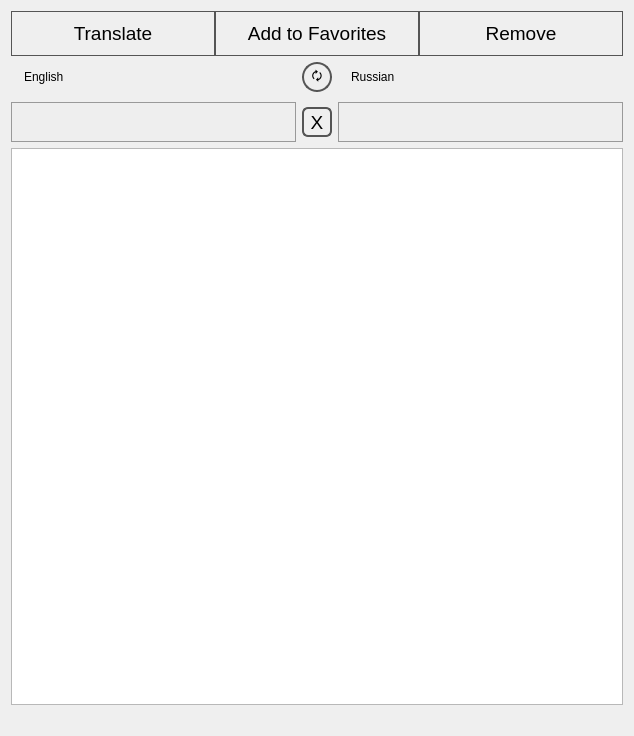
gagikpog/TestAndTranslate, file Translate/translateform.ui: the form before one commit.
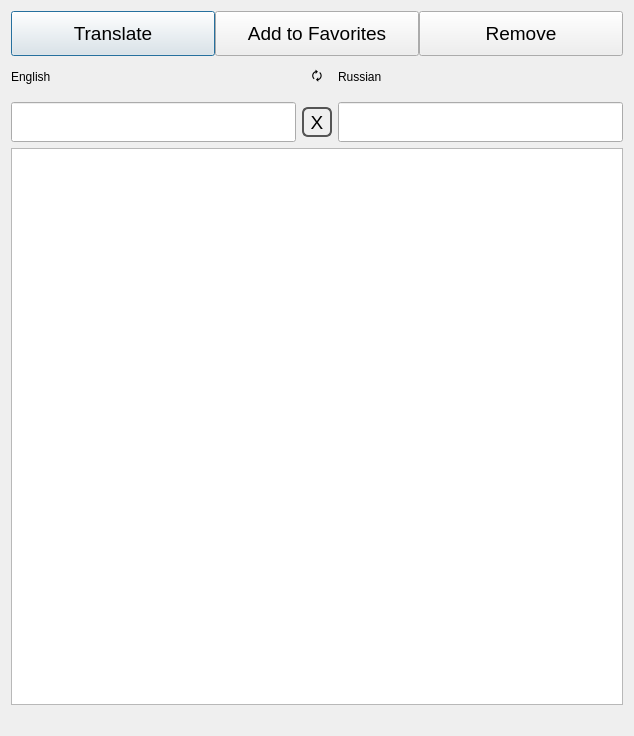
The form after the commit.

```diff
--- a/Translate/translateform.ui
+++ b/Translate/translateform.ui
@@ -14,43 +14,7 @@
    <string>Dialog</string>
   </property>
   <property name="styleSheet">
-   <string notr="true">QWidget {
-background: qradialgradient(cx: 0.3, cy: -0.4,
-fx: 0.3, fy: -0.4,
-radius: 1.3, stop: 0 #fff, stop: 1 #ddd);
-color: #000;
-}
-QPushButton:!enabled {
-background: qradialgradient(cx: 0.3, cy: -0.4,
-fx: 0.3, fy: -0.4,
-radius: 1.3, stop: 0 #fff, stop: 1 #fff);
-border: 1px solid #bbb
-}
-QPushButton {
-color: #000;
-border: 1px solid #555;
-padding: 5px;
-background: qradialgradient(cx: 0.3, cy: -0.4,
-fx: 0.3, fy: -0.4,
-radius: 1.3, stop: 0 #eee, stop: 1 #fff);
-}
-QPushButton:hover {
-background: qradialgradient(cx: 0.3, cy: -0.4,
-fx: 0.3, fy: -0.4,
-radius: 1.3, stop: 0 #eee, stop: 1 #ddd);
-}
-QPushButton:pressed {
-background: qradialgradient(cx: 0.4, cy: -0.1,
-fx: 0.4, fy: -0.1,
-radius: 1.3, stop: 0 #e5e5e5, stop: 1 #d5d5d5);
-}
-QLineEdit {
-background: #eee;
-border: 1px solid #999;
-}
-QLabel{
-padding: 0px 10px;
-}</string>
+   <string notr="true"/>
   </property>
   <layout class="QVBoxLayout" name="verticalLayout">
    <item>
@@ -143,7 +107,6 @@
        <property name="styleSheet">
         <string notr="true">QPushButton{
 border-radius: 15px;
-border: 2px solid #555
 }</string>
        </property>
        <property name="text">
```
